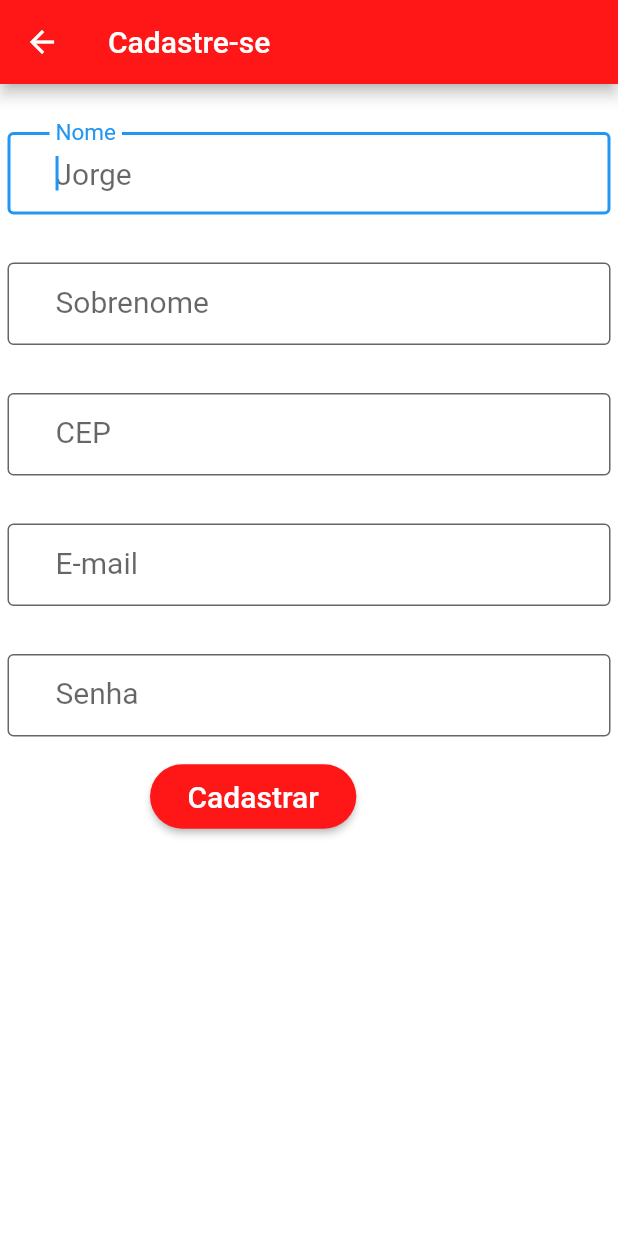
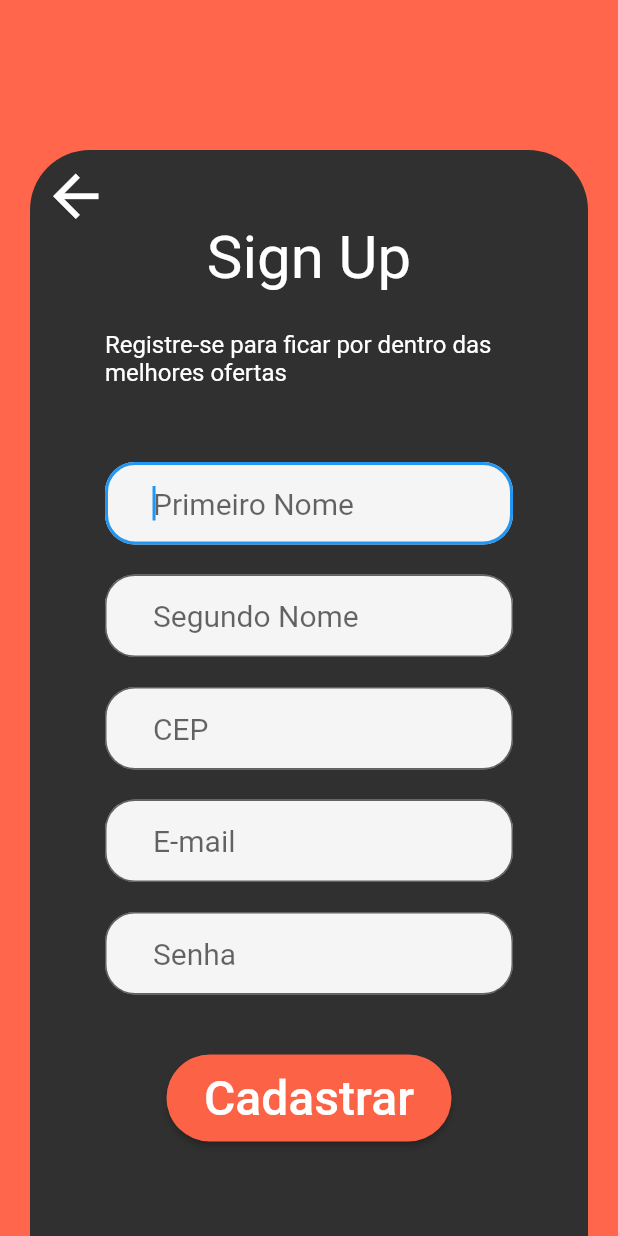
Before and after one commit to Murilou170/AeconomyPub, a Flutter app: the screen it shows after launch, after a tap on "Entrar", after a tap on "Não tem conta? Cadastre-se", on a phone screen of 412 x 824 dp. Run offline on Flutter 3.47's test engine with Material 2 defaults, Android fonts, the phone set to English and light mode, and no system bars; our stand-ins replace cloud_firestore, firebase_auth, firebase_core; accounts and stored records are empty.

Commit message:
cadastro completo

```diff
--- /dev/null
+++ b/lib/app/modules/register/components/register_forms.dart
@@ -0,0 +1,211 @@
+import 'package:aeconomy/app/modules/home/pages/home.dart';
+import 'package:flutter/material.dart';
+import 'package:firebase_auth/firebase_auth.dart';
+import 'package:firebase_core/firebase_core.dart';
+import 'package:cloud_firestore/cloud_firestore.dart';
+import 'package:aeconomy/app/modules/sing_in/usuario.dart';
+
+class RegisterForms extends StatefulWidget {
+  const RegisterForms({Key? key}) : super(key: key);
+
+  @override
+  _RegisterFormsState createState() => _RegisterFormsState();
+}
+
+class _RegisterFormsState extends State<RegisterForms> {
+  TextEditingController _controllerNome = TextEditingController();
+  TextEditingController _controllerSobrenome = TextEditingController();
+  TextEditingController _controllercep = TextEditingController();
+  TextEditingController _controllerEmail = TextEditingController();
+  TextEditingController _controllerSenha = TextEditingController();
+  String _mensagemErro = "";
+
+  _validarCampos() {
+    String nome = _controllerNome.text;
+    String sobrenome = _controllerSobrenome.text;
+    String cep = _controllercep.text;
+    String email = _controllerEmail.text;
+    String senha = _controllerSenha.text;
+
+    if (nome.isNotEmpty) {
+      if (sobrenome.isNotEmpty) {
+        if (cep.isNotEmpty && cep.length == 9) {
+          if (email.isNotEmpty && email.contains("@")) {
+            if (senha.isNotEmpty && senha.length > 6) {
+              setState(() {
+                _mensagemErro = "";
+              });
+
+              Usuario usuario = Usuario(nome, sobrenome, cep, email, senha);
+              usuario.nome = nome;
+              usuario.sobrenome = sobrenome;
+              usuario.cep = cep;
+              usuario.email = email;
+              usuario.senha = senha;
+              _cadastrarUsuario(usuario);
+            } else {
+              setState(() {
+                _mensagemErro =
+                    "Preencha a senha corretamente com mais de 6 caracteres";
+              });
+            }
+          } else {
+            setState(() {
+              _mensagemErro = "Preencha o E-mail corretamente utilizando @";
+            });
+          }
+        } else {
+          setState(() {
+            _mensagemErro =
+                "Preencha o campo de CEP com um valor válido ex: 55641-715";
+          });
+        }
+      } else {
+        setState(() {
+          _mensagemErro = "Preencha seu sobrenome";
+        });
+      }
+    } else {
+      setState(() {
+        _mensagemErro = "Preencha seu nome";
+      });
+    }
+  }
+
+  _cadastrarUsuario(Usuario usuario) async {
+    WidgetsFlutterBinding.ensureInitialized();
+    await Firebase.initializeApp();
+
+    FirebaseAuth auth = FirebaseAuth.instance;
+
+    auth
+        .createUserWithEmailAndPassword(
+      email: usuario.email,
+      password: usuario.senha,
+    )
+        .then((firebaseUser) {
+      FirebaseFirestore.instance
+          .collection("Usuários")
+          .doc(firebaseUser.user!.uid)
+          .set(usuario.toMap());
+
+      Navigator.pushReplacement(
+          context, MaterialPageRoute(builder: (context) => Home()));
+    }).catchError((error) {
+      setState(() {
+        _mensagemErro =
+            "Erro ao cadastrar usuário, verifique os campos e tente novamente";
+      });
+    });
+  }
+
+  @override
+  Widget build(BuildContext context) {
+    return Container(
+      margin: EdgeInsets.symmetric(horizontal: 50),
+      child: Column(
+        crossAxisAlignment: CrossAxisAlignment.start,
+        children: [
+          TextField(
+            controller: _controllerNome,
+            autofocus: true,
+            keyboardType: TextInputType.text,
+            style: TextStyle(fontSize: 20),
+            decoration: InputDecoration(
+              contentPadding: EdgeInsets.fromLTRB(32, 16, 32, 16),
+              hintText: "Primeiro Nome",
+              filled: true,
+              fillColor: Colors.grey[100],
+              border:
+                  OutlineInputBorder(borderRadius: BorderRadius.circular(20)),
+            ),
+          ),
+          SizedBox(height: 20),
+          TextField(
+            controller: _controllerSobrenome,
+            autofocus: true,
+            keyboardType: TextInputType.text,
+            style: TextStyle(fontSize: 20),
+            decoration: InputDecoration(
+              contentPadding: EdgeInsets.fromLTRB(32, 16, 32, 16),
+              hintText: "Segundo Nome",
+              filled: true,
+              fillColor: Colors.grey[100],
+              border:
+                  OutlineInputBorder(borderRadius: BorderRadius.circular(20)),
+            ),
+          ),
+          SizedBox(height: 20),
+          TextField(
+            controller: _controllercep,
+            autofocus: true,
+            keyboardType: TextInputType.streetAddress,
+            style: TextStyle(fontSize: 20),
+            decoration: InputDecoration(
+              contentPadding: EdgeInsets.fromLTRB(32, 16, 32, 16),
+              hintText: "CEP",
+              filled: true,
+              fillColor: Colors.grey[100],
+              border:
+                  OutlineInputBorder(borderRadius: BorderRadius.circular(20)),
+            ),
+          ),
+          SizedBox(height: 20),
+          TextField(
+              controller: _controllerEmail,
+              autofocus: true,
+              keyboardType: TextInputType.emailAddress,
+              style: TextStyle(fontSize: 20),
+              decoration: InputDecoration(
+                contentPadding: EdgeInsets.fromLTRB(32, 16, 32, 16),
+
+                hintText: "E-mail",
+                filled: true,
+                fillColor: Colors.grey[100],
+                border:  OutlineInputBorder(borderRadius: BorderRadius.circular(20)),
+              ),),
+              SizedBox(height: 20),
+          TextField(
+            controller: _controllerSenha,
+            autofocus: true,
+            keyboardType: TextInputType.text,
+            style: TextStyle(fontSize: 20),
+            decoration: InputDecoration(
+              contentPadding: EdgeInsets.fromLTRB(32, 16, 32, 16),
+              hintText: "Senha",
+              filled: true,
+              fillColor: Colors.grey[100],
+              border: OutlineInputBorder(borderRadius: BorderRadius.circular(20)),
+            ),
+            obscureText: true,
+          ),
+          SizedBox(height: 40),
+          Center(
+            child: ElevatedButton(
+              child: Text(
+                "Cadastrar",
+                style: TextStyle(color: Colors.white, fontSize: 32),
+              ),
+              onPressed: () {
+                _validarCampos();
+              },
+              style: ElevatedButton.styleFrom(
+                  primary: Color.fromARGB(250, 255, 99, 71),
+                  padding: EdgeInsets.fromLTRB(25, 10, 25, 10),
+                  shape: RoundedRectangleBorder(
+                    borderRadius: BorderRadius.circular(32),
+                  )),
+            ),
+          ),
+          SizedBox(height: 20),
+          Center(
+            child: Text(
+              _mensagemErro,
+              style: TextStyle(color: Colors.redAccent, fontSize: 26),
+            ),
+          )
+        ],
+      ),
+    );
+  }
+}
--- a/lib/app/modules/register/pages/cadastro.dart
+++ /dev/null
@@ -1,229 +0,0 @@
-import 'package:aeconomy/app/modules/home/pages/home.dart';
-import 'package:flutter/material.dart';
-import 'package:firebase_auth/firebase_auth.dart';
-import 'package:firebase_core/firebase_core.dart';
-import 'package:cloud_firestore/cloud_firestore.dart';
-import 'package:aeconomy/app/modules/sing_in/usuario.dart';
-
-class Cadastro extends StatefulWidget {
-  const Cadastro({Key? key}) : super(key: key);
-
-  @override
-  _CadastroState createState() => _CadastroState();
-}
-
-class _CadastroState extends State<Cadastro> {
-  //controladores
-
-  TextEditingController _controllerNome = TextEditingController();
-  TextEditingController _controllerSobrenome = TextEditingController();
-  TextEditingController _controllercep = TextEditingController();
-  TextEditingController _controllerEmail = TextEditingController();
-  TextEditingController _controllerSenha = TextEditingController();
-  String _mensagemErro = "";
-
-  _validarCampos() {
-    //Recupera dados dos campos
-
-    String nome = _controllerNome.text;
-    String sobrenome = _controllerSobrenome.text;
-    String cep = _controllercep.text;
-    String email = _controllerEmail.text;
-    String senha = _controllerSenha.text;
-
-    if (nome.isNotEmpty) {
-      if (sobrenome.isNotEmpty) {
-        if (cep.isNotEmpty && cep.length == 9) {
-          if (email.isNotEmpty && email.contains("@")) {
-            if (senha.isNotEmpty && senha.length > 6) {
-              setState(() {
-                _mensagemErro = "";
-              });
-
-              Usuario usuario = Usuario(nome, sobrenome, cep, email, senha);
-              usuario.nome = nome;
-              usuario.sobrenome = sobrenome;
-              usuario.cep = cep;
-              usuario.email = email;
-              usuario.senha = senha;
-              _cadastrarUsuario(usuario);
-            } else {
-              setState(() {
-                _mensagemErro =
-                    "Preencha a senha corretamente com mais de 6 caracteres";
-              });
-            }
-          } else {
-            setState(() {
-              _mensagemErro = "Preencha o E-mail corretamente utilizando @";
-            });
-          }
-        } else {
-          setState(() {
-            _mensagemErro =
-                "Preencha o campo de CEP com um valor válido ex: 55641-715";
-          });
-        }
-      } else {
-        setState(() {
-          _mensagemErro = "Preencha seu sobrenome";
-        });
-      }
-    } else {
-      setState(() {
-        _mensagemErro = "Preencha seu nome";
-      });
-    }
-  }
-
-  _cadastrarUsuario(Usuario usuario) async {
-    WidgetsFlutterBinding.ensureInitialized();
-    await Firebase.initializeApp();
-
-    FirebaseAuth auth = FirebaseAuth.instance;
-
-    auth
-        .createUserWithEmailAndPassword(
-      email: usuario.email,
-      password: usuario.senha,
-    )
-        .then((firebaseUser) {
-      FirebaseFirestore.instance
-          .collection("Usuários")
-          .doc(firebaseUser.user!.uid) //dúvida no "!"
-          .set(usuario.toMap());
-
-      Navigator.pushReplacement(
-          context, MaterialPageRoute(builder: (context) => Home()));
-    }).catchError((error) {
-      setState(() {
-        _mensagemErro =
-            "Erro ao cadastrar usuário, verifique os campos e tente novamente";
-      });
-    });
-  }
-
-  @override
-  Widget build(BuildContext context) {
-    return Scaffold(
-      backgroundColor: Colors.white,
-      appBar: AppBar(
-        backgroundColor: Color(0xffFF1717),
-        title: Text("Cadastre-se"),
-      ),
-      body: Container(
-        child: SingleChildScrollView(
-            child: Column(
-          crossAxisAlignment: CrossAxisAlignment.start,
-          children: [
-            Padding(
-              padding: EdgeInsets.only(top: 32, left: 5, right: 5),
-              child: TextField(
-                  controller: _controllerNome,
-                  autofocus: true,
-                  keyboardType: TextInputType.text,
-                  style: TextStyle(fontSize: 20),
-                  decoration: InputDecoration(
-                    contentPadding: EdgeInsets.fromLTRB(32, 16, 32, 16),
-                    labelText: "Nome",
-                    hintText: "Jorge",
-                    filled: true,
-                    fillColor: Colors.white,
-                    border: OutlineInputBorder(),
-                  )),
-            ),
-            Padding(
-              padding: EdgeInsets.only(top: 32, left: 5, right: 5),
-              child: TextField(
-                  controller: _controllerSobrenome,
-                  autofocus: true,
-                  keyboardType: TextInputType.text,
-                  style: TextStyle(fontSize: 20),
-                  decoration: InputDecoration(
-                    contentPadding: EdgeInsets.fromLTRB(32, 16, 32, 16),
-                    labelText: "Sobrenome",
-                    hintText: "Silva",
-                    filled: true,
-                    fillColor: Colors.white,
-                    border: OutlineInputBorder(),
-                  )),
-            ),
-            Padding(
-              padding: EdgeInsets.only(top: 32, left: 5, right: 5),
-              child: TextField(
-                  controller: _controllercep,
-                  autofocus: true,
-                  keyboardType: TextInputType.streetAddress,
-                  style: TextStyle(fontSize: 20),
-                  decoration: InputDecoration(
-                    contentPadding: EdgeInsets.fromLTRB(32, 16, 32, 16),
-                    labelText: "CEP",
-                    hintText: "xxxxx-xxx",
-                    filled: true,
-                    fillColor: Colors.white,
-                    border: OutlineInputBorder(),
-                  )),
-            ),
-            Padding(
-              padding: EdgeInsets.only(top: 32, left: 5, right: 5),
-              child: TextField(
-                  controller: _controllerEmail,
-                  autofocus: true,
-                  keyboardType: TextInputType.emailAddress,
-                  style: TextStyle(fontSize: 20),
-                  decoration: InputDecoration(
-                    contentPadding: EdgeInsets.fromLTRB(32, 16, 32, 16),
-                    labelText: "E-mail",
-                    hintText: "user@email.com",
-                    filled: true,
-                    fillColor: Colors.white,
-                    border: OutlineInputBorder(),
-                  )),
-            ),
-            Padding(
-              padding: EdgeInsets.only(top: 32, left: 5, right: 5),
-              child: TextField(
-                controller: _controllerSenha,
-                autofocus: true,
-                keyboardType: TextInputType.text,
-                style: TextStyle(fontSize: 20),
-                decoration: InputDecoration(
-                  contentPadding: EdgeInsets.fromLTRB(32, 16, 32, 16),
-                  labelText: "Senha",
-                  filled: true,
-                  fillColor: Colors.white,
-                  border: OutlineInputBorder(),
-                ),
-                obscureText: true,
-              ),
-            ),
-            Padding(
-              padding: EdgeInsets.fromLTRB(100, 16, 100, 16),
-              child: ElevatedButton(
-                child: Text(
-                  "Cadastrar",
-                  style: TextStyle(color: Colors.white, fontSize: 20),
-                ),
-                onPressed: () {
-                  _validarCampos();
-                },
-                style: ElevatedButton.styleFrom(
-                    primary: Color(0xffFF1717),
-                    padding: EdgeInsets.fromLTRB(25, 10, 25, 10),
-                    shape: RoundedRectangleBorder(
-                      borderRadius: BorderRadius.circular(32),
-                    )),
-              ),
-            ),
-            Center(
-              child: Text(
-                _mensagemErro,
-                style: TextStyle(color: Colors.black, fontSize: 20),
-              ),
-            )
-          ],
-        )),
-      ),
-    );
-  }
-}
--- /dev/null
+++ b/lib/app/modules/register/pages/register_page.dart
@@ -0,0 +1,83 @@
+import 'package:aeconomy/app/modules/register/components/register_forms.dart';
+import 'package:aeconomy/shared_components/appbars/OutsideAppBar.dart';
+import 'package:flutter/material.dart';
+
+class RegisterPage extends StatefulWidget {
+  const RegisterPage({Key? key}) : super(key: key);
+
+  @override
+  State<RegisterPage> createState() => _RegisterPageState();
+}
+
+class _RegisterPageState extends State<RegisterPage> {
+  @override
+  Widget build(BuildContext context) {
+    return Scaffold(
+      body: SingleChildScrollView(
+        child: Container(
+          height: 1000,
+          color: Color.fromARGB(250, 255, 99, 71),
+          child: Column(
+            children: [
+              Container(
+                margin: EdgeInsets.symmetric(vertical: 100, horizontal: 20),
+                child: Container(
+                  decoration: new BoxDecoration(
+                      color: Colors.grey[850],
+                      borderRadius: BorderRadius.all(
+                        Radius.circular(40),
+                      )),
+                  height: 800,
+                  width: MediaQuery.of(context).size.width,
+                  child: Column(
+                    children: [
+                      Align(
+                        alignment: Alignment.topLeft,
+                        child: IconButton(
+                          onPressed: () {
+                            Navigator.pop(context);
+                          },
+                          icon: Icon(
+                            Icons.arrow_back,
+                            color: Colors.white,
+                            size: 45,
+                          ),
+                        ),
+                      ),
+                      Container(
+                        child: Column(
+                          children: [
+                            Text(
+                              'Sign Up',
+                              style: TextStyle(
+                                color: Colors.white,
+                                fontSize: 40,
+                              ),
+                            ),
+                            SizedBox(height: 25),
+                            Container(
+                              margin: EdgeInsets.symmetric(horizontal: 50),
+                              child: Text(
+                                'Registre-se para ficar por dentro das melhores ofertas',
+                                style: TextStyle(
+                                  color: Colors.white,
+                                  fontSize: 16,
+                                ),
+                              ),
+                            ),
+                            SizedBox(height: 50),
+                            RegisterForms(),
+                          ],
+                        ),
+                      )
+                    ],
+                  ),
+                ),
+              )
+            ],
+          ),
+        ),
+      ),
+    );
+  }
+}
--- a/lib/app/modules/sing_in/pages/login.dart
+++ b/lib/app/modules/sing_in/pages/login.dart
@@ -1,5 +1,5 @@
 import 'package:aeconomy/app/modules/home/pages/home.dart';
-import 'package:aeconomy/app/modules/register/pages/cadastro.dart';
+import 'package:aeconomy/app/modules/register/pages/register_page.dart';
 import 'package:aeconomy/app/modules/sing_in/usuario.dart';
 import 'package:flutter/material.dart';
 import 'package:firebase_auth/firebase_auth.dart';
@@ -161,7 +161,7 @@ class _LoginState extends State<Login> {
                     ),
                     onTap: () {
                       Navigator.push(context,
-                          MaterialPageRoute(builder: (context) => Cadastro()));
+                          MaterialPageRoute(builder: (context) => RegisterPage()));
                     },
                   ),
                 ),
--- /dev/null
+++ b/lib/app/modules/sing_in/pages/sing_in_page.dart
@@ -0,0 +1,17 @@
+import 'package:flutter/material.dart';
+
+class SingInPage extends StatelessWidget {
+  const SingInPage({Key? key}) : super(key: key);
+
+  @override
+  Widget build(BuildContext context) {
+    return Container(
+      child: FittedBox(
+        fit: BoxFit.fill,
+        child: Image.asset(
+          'assets/images/cart_login_2_page.jpg',
+        ),
+      ),
+    );
+  }
+}
--- a/lib/main.dart
+++ b/lib/main.dart
@@ -1,3 +1,4 @@
+import 'package:aeconomy/app/modules/sing_in/pages/sing_in_page.dart';
 import 'package:firebase_core/firebase_core.dart';
 import 'package:flutter/material.dart';
 import 'app/modules/sing_in/pages/login.dart';
@@ -8,9 +9,11 @@ void main() async {
   await Firebase.initializeApp();
 
   runApp(MaterialApp(
+    // home: SingInPage(),
     home: Login(),
     theme: ThemeData(
       primaryColor: Color(0xffFF1717),
+      accentColor: Colors.black12,
 
     ),
     debugShowCheckedModeBanner: false,
--- /dev/null
+++ b/lib/shared_components/appbars/OutsideAppBar.dart
@@ -0,0 +1,20 @@
+import 'package:flutter/material.dart';
+
+class OutsideAppBar extends StatelessWidget implements PreferredSizeWidget {
+  OutsideAppBar({Key? key}) : super(key: key);
+
+  @override
+  Widget build(BuildContext context) {
+    return AppBar(
+      backgroundColor: Color(0xffFF1717),
+      elevation: 0,
+      title: Text("Registre-se",
+      style: TextStyle(
+        fontSize: 40
+      ),),
+    );
+  }
+
+  @override
+  Size get preferredSize => Size.fromHeight(150);
+}
```
Also changed, not shown: assets/images/cart_login_2_page.jpg (added), lib/app/modules/register/register_store.dart (added), 1 other file.
